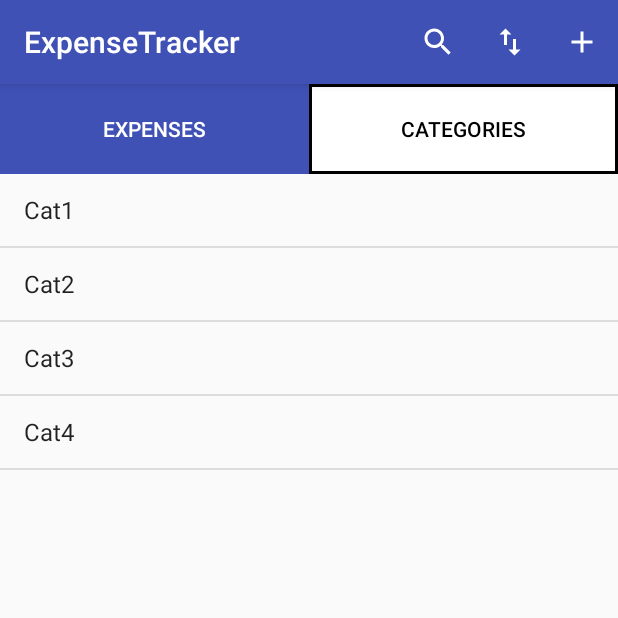
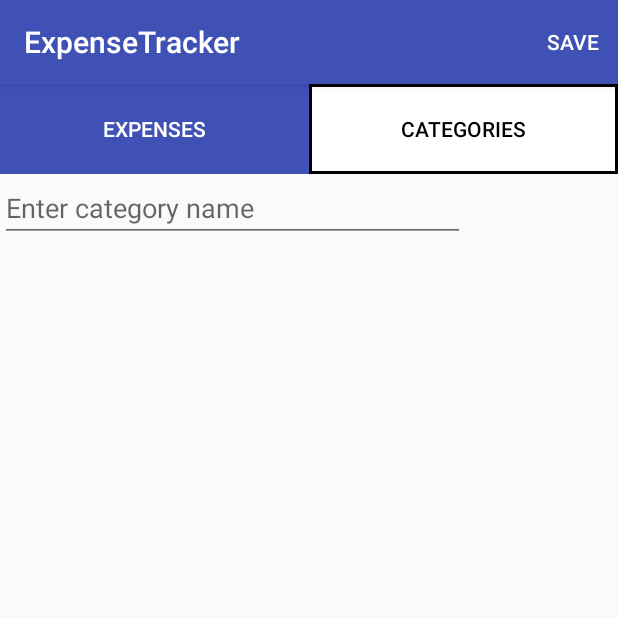
Before and after one commit to kwokinou/ExTrack, an Android app: the fragment ViewCatFragment placed in its activity, after a tap on "Add", on a phone screen of 412 x 824 dp, the top half of it. Run offline under Robolectric (Android 15) with nearby library versions, the phone set to English and light mode, and no system bars; 2 other taps on this screen came first.

Commit message:
Modified Category fragment to enable Search and Add features

```diff
--- /dev/null
+++ b/app/src/main/java/umbf16cs443/extrack/AddCategoryFragment.java
@@ -0,0 +1,34 @@
+package umbf16cs443.extrack;
+
+import android.os.Bundle;
+import android.support.v4.app.Fragment;
+import android.support.v4.app.FragmentActivity;
+import android.support.v7.app.ActionBarActivity;
+import android.support.v7.app.AppCompatActivity;
+import android.view.LayoutInflater;
+import android.view.Menu;
+import android.view.MenuInflater;
+import android.view.MenuItem;
+import android.view.View;
+import android.view.ViewGroup;
+
+import umbf16cs443.extrack.R;
+
+public class AddCategoryFragment extends Fragment {
+
+    //initial set up to prompt user to input info for new category
+    public View onCreateView(LayoutInflater inflater, ViewGroup container,
+                             Bundle savedInstanceState) {
+        setHasOptionsMenu(true); //to show "save" action button
+        return inflater.inflate(R.layout.add_a_category, container, false);
+    }
+
+    //set up "save" action button
+    public void onCreateOptionsMenu(Menu menu, MenuInflater inflater){
+        inflater.inflate(R.menu.save_action_btn, menu);
+        super.onCreateOptionsMenu(menu,inflater);
+    }
+
+    //need to implement onOptionsItemSelected to process "save".
+    // An Expense object will be created and added to database.
+}
--- a/app/src/main/java/umbf16cs443/extrack/ViewCatFragment.java
+++ b/app/src/main/java/umbf16cs443/extrack/ViewCatFragment.java
@@ -2,9 +2,11 @@ package umbf16cs443.extrack;
 
 import android.os.Build;
 import android.os.Bundle;
+import android.support.v4.app.FragmentTransaction;
 import android.support.v4.app.ListFragment;
 import android.view.Menu;
 import android.view.MenuInflater;
+import android.view.MenuItem;
 import android.widget.ArrayAdapter;
 
 
@@ -40,4 +42,36 @@ public class ViewCatFragment extends ListFragment {
         inflater.inflate(R.menu.view_action_btns, menu);
         super.onCreateOptionsMenu(menu,inflater);
     }
+
+
+    @Override
+    public boolean onOptionsItemSelected(MenuItem item){
+        switch (item.getItemId()){
+
+            //user clicked on add an expense action button
+            case R.id.add:
+                //update framelayout with addCatFrag
+                AddCategoryFragment addCatFrag = new AddCategoryFragment();
+                FragmentTransaction transaction = getFragmentManager().beginTransaction();
+                transaction.replace(R.id.fragment_container, addCatFrag);
+                transaction.addToBackStack(null);
+                transaction.commit();
+                break;
+
+            //user clicked on search an expense action button
+            case R.id.search:
+                //update framelayout with searchCatFrag
+                SearchCategoryFragment searchExpFrg = new SearchCategoryFragment();
+                FragmentTransaction transaction1 = getFragmentManager().beginTransaction();
+                transaction1.replace(R.id.fragment_container, searchExpFrg);
+                transaction1.addToBackStack(null);
+                transaction1.commit();
+                break;
+
+            default:
+                return super.onOptionsItemSelected(item);
+        }
+        return true;
+    }
+
 }
--- /dev/null
+++ b/app/src/main/res/layout/add_a_category.xml
@@ -0,0 +1,13 @@
+<?xml version="1.0" encoding="utf-8"?>
+<LinearLayout xmlns:android="http://schemas.android.com/apk/res/android"
+    android:orientation="vertical" android:layout_width="match_parent"
+    android:layout_height="match_parent"
+    android:weightSum="1">
+
+    <EditText
+        android:layout_width="310dp"
+        android:layout_height="wrap_content"
+        android:id="@+id/category"
+        android:hint="@string/category" />
+
+</LinearLayout>
--- a/app/src/main/res/values/strings.xml
+++ b/app/src/main/res/values/strings.xml
@@ -13,4 +13,5 @@
     <string name="amount">Amount</string>
     <string name="attach_receipt">Attach Receipt</string>
     <string name="search_hint">Search for...</string>
+    <string name="category">Enter category name</string>
 </resources>
```
Also changed, not shown: app/src/main/java/umbf16cs443/extrack/SearchCategoryFragment.java (added, +21 -0 lines).
